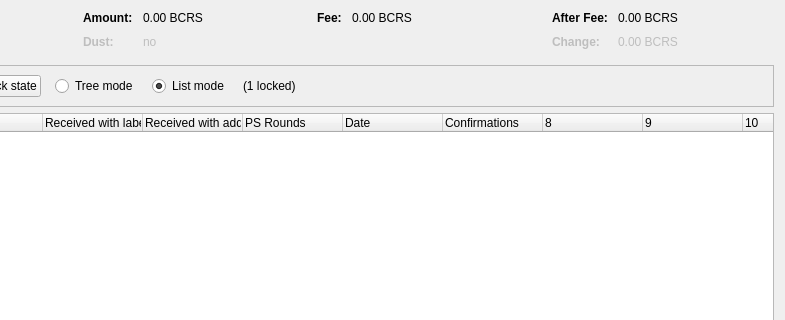
The window that src/qt/forms/coincontroldialog.ui (eskal/Alterdot) describes before a commit, drawn with Qt 5; both pictures show x 169 to 954 and y 0 to 320 of the 954 by 500 pixel window.
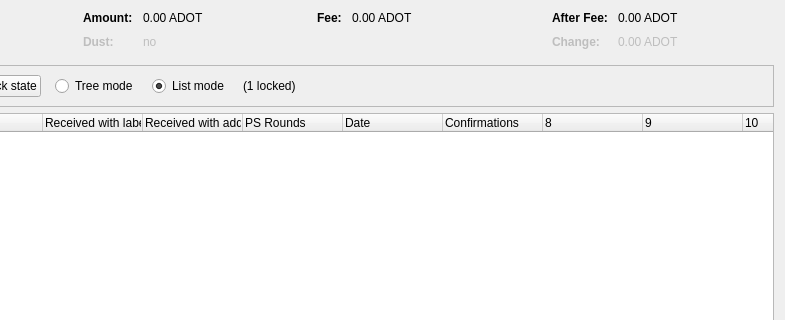
The same window after the commit. Custom widgets are drawn as their Qt base class.

What changed in the file:
```diff
--- a/src/qt/forms/coincontroldialog.ui
+++ b/src/qt/forms/coincontroldialog.ui
@@ -132,7 +132,7 @@
           <enum>Qt::ActionsContextMenu</enum>
          </property>
          <property name="text">
-          <string notr="true">0.00 BCRS</string>
+          <string notr="true">0.00 ADOT</string>
          </property>
          <property name="textInteractionFlags">
           <set>Qt::LinksAccessibleByMouse|Qt::TextSelectableByKeyboard|Qt::TextSelectableByMouse</set>
@@ -212,7 +212,7 @@
           <enum>Qt::ActionsContextMenu</enum>
          </property>
          <property name="text">
-          <string notr="true">0.00 BCRS</string>
+          <string notr="true">0.00 ADOT</string>
          </property>
          <property name="textInteractionFlags">
           <set>Qt::LinksAccessibleByMouse|Qt::TextSelectableByKeyboard|Qt::TextSelectableByMouse</set>
@@ -257,7 +257,7 @@
           <enum>Qt::ActionsContextMenu</enum>
          </property>
          <property name="text">
-          <string notr="true">0.00 BCRS</string>
+          <string notr="true">0.00 ADOT</string>
          </property>
          <property name="textInteractionFlags">
           <set>Qt::LinksAccessibleByMouse|Qt::TextSelectableByKeyboard|Qt::TextSelectableByMouse</set>
@@ -292,7 +292,7 @@
           <enum>Qt::ActionsContextMenu</enum>
          </property>
          <property name="text">
-          <string notr="true">0.00 BCRS</string>
+          <string notr="true">0.00 ADOT</string>
          </property>
          <property name="textInteractionFlags">
           <set>Qt::LinksAccessibleByMouse|Qt::TextSelectableByKeyboard|Qt::TextSelectableByMouse</set>
```
